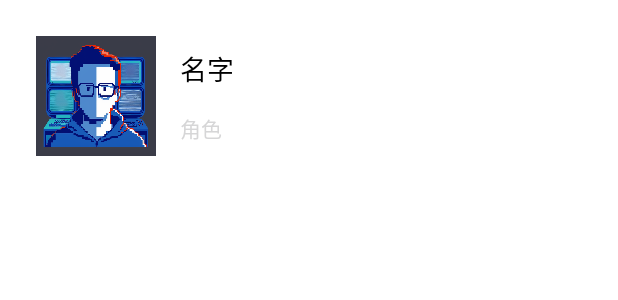
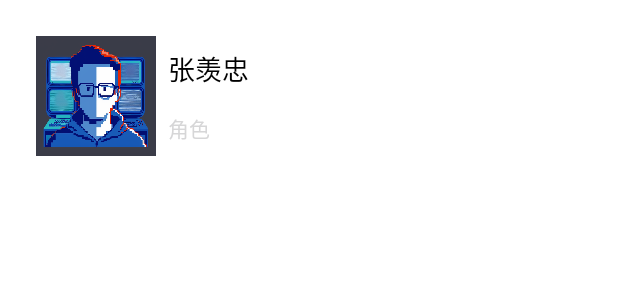
Before and after one commit to ivotai/LettersVisits, an Android app: the layout head_support.xml on its own in the app's theme, with its tools: preview values and no code run, on a phone screen of 412 x 824 dp. Shown: the top 300 px of the screen. Run offline under Robolectric (Android 15) with nearby library versions, the phone set to English and light mode, and no system bars; plain views replace RImageView.

Commit message:
微调界面。

```diff
--- a/app/src/main/java/com/unicorn/lettersVisits/ui/fra/SupportFra.kt
+++ b/app/src/main/java/com/unicorn/lettersVisits/ui/fra/SupportFra.kt
@@ -1,6 +1,5 @@
 package com.unicorn.lettersVisits.ui.fra
 
-import com.blankj.utilcode.util.DeviceUtils.getModel
 import com.drake.brv.utils.bindingAdapter
 import com.drake.brv.utils.divider
 import com.drake.brv.utils.linear
--- a/app/src/main/res/layout/head_support.xml
+++ b/app/src/main/res/layout/head_support.xml
@@ -1,18 +1,19 @@
 <?xml version="1.0" encoding="utf-8"?>
 <androidx.constraintlayout.widget.ConstraintLayout xmlns:android="http://schemas.android.com/apk/res/android"
+    xmlns:app="http://schemas.android.com/apk/res-auto"
     android:layout_width="match_parent"
-    android:layout_height="wrap_content"
-    xmlns:app="http://schemas.android.com/apk/res-auto">
+    android:layout_height="wrap_content">
 
     <com.ruffian.library.widget.RImageView
         android:id="@+id/iv"
-        app:corner_radius="100dp"
         android:layout_width="80dp"
         android:layout_height="80dp"
         android:layout_marginStart="24dp"
         android:layout_marginTop="24dp"
         android:layout_marginBottom="24dp"
         android:src="@drawable/support"
+        app:border_width="1dp"
+        app:corner_radius="100dp"
         app:layout_constraintBottom_toBottomOf="parent"
         app:layout_constraintStart_toStartOf="parent"
         app:layout_constraintTop_toTopOf="parent" />
@@ -21,9 +22,9 @@
         android:id="@+id/tv1"
         android:layout_width="wrap_content"
         android:layout_height="wrap_content"
-        android:layout_marginStart="16dp"
+        android:layout_marginStart="8dp"
         android:layout_marginTop="8dp"
-        android:text="名字"
+        android:text="张羡忠"
         android:textColor="@color/black"
         android:textSize="18dp"
         app:layout_constraintStart_toEndOf="@+id/iv"
@@ -33,11 +34,12 @@
         android:id="@+id/tv_role"
         android:layout_width="wrap_content"
         android:layout_height="wrap_content"
+        android:layout_marginStart="8dp"
         android:layout_marginBottom="8dp"
         android:text="角色"
         android:textColor="@color/grey_400"
         android:textSize="14dp"
         app:layout_constraintBottom_toBottomOf="@+id/iv"
-        app:layout_constraintStart_toStartOf="@+id/tv1" />
+        app:layout_constraintStart_toEndOf="@+id/iv" />
 
 </androidx.constraintlayout.widget.ConstraintLayout>
--- a/app/src/main/res/layout/item_support.xml
+++ b/app/src/main/res/layout/item_support.xml
@@ -10,8 +10,8 @@
         android:layout_width="wrap_content"
         android:layout_height="wrap_content"
         android:layout_marginStart="24dp"
-        android:layout_marginTop="16dp"
-        android:layout_marginBottom="16dp"
+        android:layout_marginTop="24dp"
+        android:layout_marginBottom="24dp"
         app:background_normal="@color/main_color"
         app:corner_radius="100dp"
         app:layout_constraintBottom_toBottomOf="parent"
```
Also changed, not shown: app/src/main/res/layout/fra_support.xml (+8 -15 lines). Lines whose indentation alone changed are shown as unchanged.
